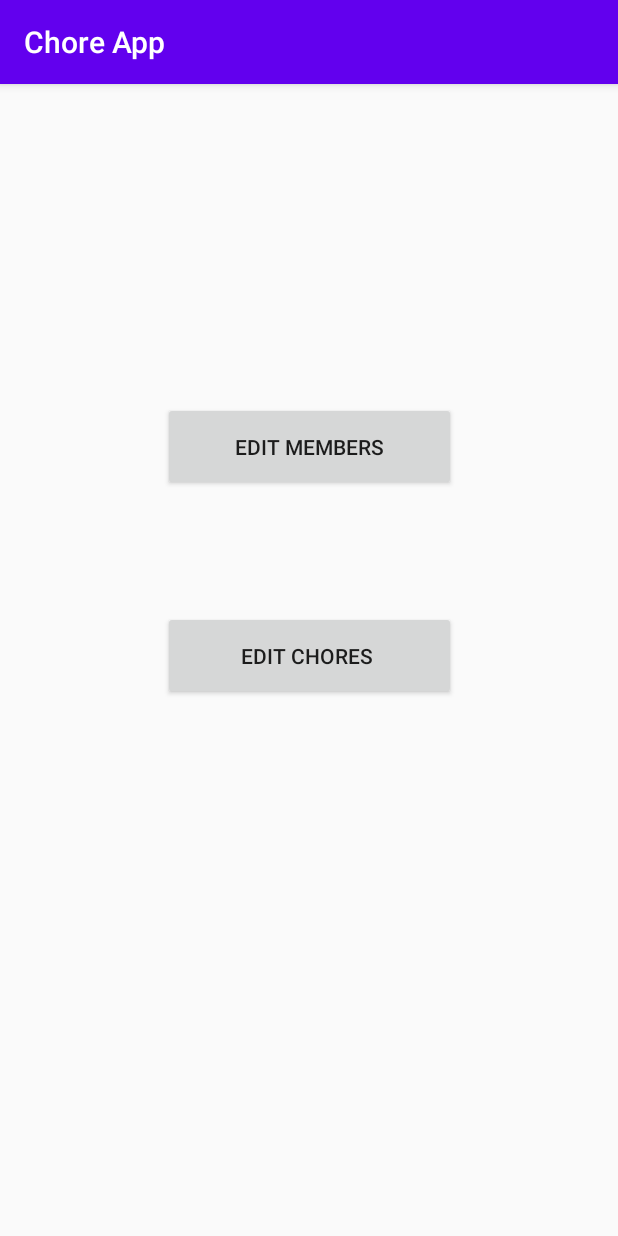
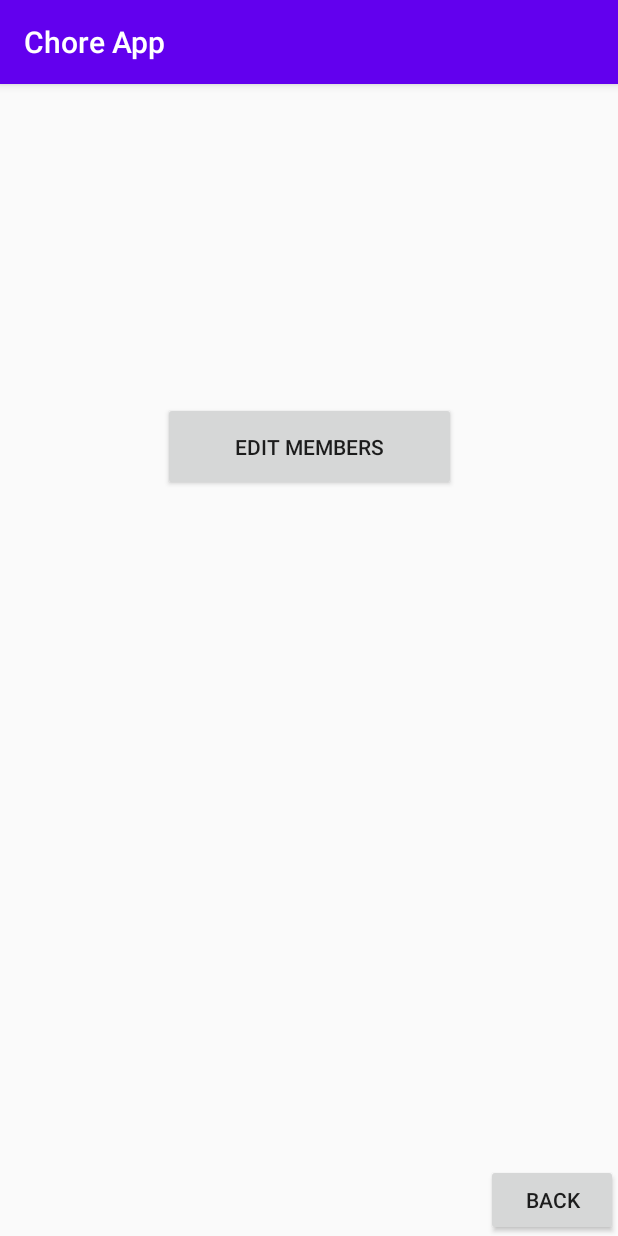
Before and after one commit to hookleon/ChoreApp, an Android app: the SettingsActivity screen opened directly, with no data from a screen before it, on a phone screen of 412 x 824 dp. Run offline under Robolectric (Android 15) with nearby library versions, the phone set to English and light mode, and no system bars.

Commit message:
update 4/6/20
new stuff
- will now use names from previous screen
- can login using house id
- chores will now stick to members
- when logged in, chores and names will immediately show
- button to copy hid to clipboard for easy login
- settings allows editing of members

to do
- a bit of stuff

```diff
--- a/app/src/main/java/com/example/choreapp/ChoreListActivity.java
+++ b/app/src/main/java/com/example/choreapp/ChoreListActivity.java
@@ -50,12 +50,14 @@ public class ChoreListActivity extends AppCompatActivity {
         super.onCreate(savedInstanceState);
         setContentView(R.layout.activity_chore_list);
 
-        //House ID can come from two different activities, new group or preexisting group
+        //House ID can come from multiple different activities, new group or preexisting group
         Intent intent = getIntent();
         if(intent.getAction() == "create") {
             houseID = intent.getStringExtra(AddChoresActivity.HOUSE_ID);
         } else if(intent.getAction() == "login") {
             houseID = intent.getStringExtra(LoginActivity.HOUSE_ID);
+        } else if(intent.getAction() == "settings") {
+            houseID = intent.getStringExtra(SettingsActivity.HOUSE_ID);
         }
 
         TextView textHID = findViewById(R.id.textHID);
--- a/app/src/main/java/com/example/choreapp/SettingsActivity.java
+++ b/app/src/main/java/com/example/choreapp/SettingsActivity.java
@@ -19,15 +19,12 @@ public class SettingsActivity extends AppCompatActivity {
 
         Intent intent = getIntent();
         houseID = intent.getStringExtra(AddHouseMemberActivity.HOUSE_ID);
-
-        TextView textView = (TextView) findViewById(R.id.textView8);
-        textView.setText(houseID);
     }
 
-    public void editChores(View view) {
+    /*public void editChores(View view) {
         Intent intent = new Intent(this, AddChoresActivity.class);
         startActivity(intent);
-    }
+    }*/
 
     public void editMembers(View view) {
         Intent intent = new Intent(this, EditHouseMemberActivity.class);
@@ -35,4 +32,11 @@ public class SettingsActivity extends AppCompatActivity {
         intent.setAction("edit");
         startActivity(intent);
     }
+
+    public void back(View view){
+        Intent intent = new Intent(this, ChoreListActivity.class);
+        intent.putExtra(HOUSE_ID, houseID);
+        intent.setAction("settings");
+        startActivity(intent);
+    }
 }
--- a/app/src/main/res/layout/activity_settings.xml
+++ b/app/src/main/res/layout/activity_settings.xml
@@ -24,18 +24,19 @@
         android:layout_width="195dp"
         android:layout_height="59dp"
         android:layout_marginTop="80dp"
-        android:onClick="editChores"
         android:text="Edit Chores "
+        android:visibility="invisible"
         app:layout_constraintEnd_toEndOf="parent"
         app:layout_constraintStart_toStartOf="parent"
         app:layout_constraintTop_toBottomOf="@+id/edit_members_button" />
 
-    <TextView
-        android:id="@+id/textView8"
+    <Button
+        android:id="@+id/button_back"
         android:layout_width="wrap_content"
         android:layout_height="wrap_content"
-        android:text="TextView"
-        app:layout_constraintTop_toTopOf="parent"
-        tools:layout_editor_absoluteX="132dp" />
+        android:onClick="back"
+        android:text="Back"
+        app:layout_constraintBottom_toBottomOf="parent"
+        app:layout_constraintEnd_toEndOf="parent" />
 
 </androidx.constraintlayout.widget.ConstraintLayout>
```
Also changed, not shown: app/src/main/res/layout/activity_chore_list.xml (+4 -14 lines).
